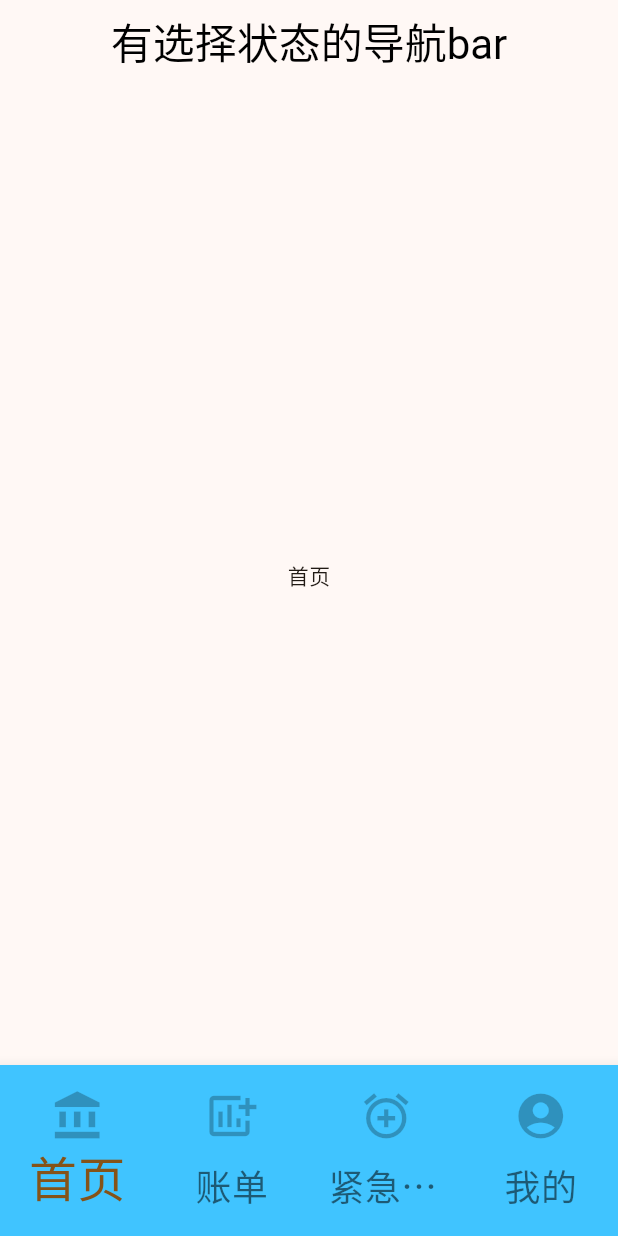
After one commit to haoyuegongzi/Flutter, a Flutter app: the HomeTab screen opened directly, on a phone screen of 412 x 824 dp. The commit adds this screen. Run offline on Flutter 3.47's test engine with Material 3 defaults, Android fonts, the phone set to English and light mode, and no system bars.

Commit message:
BottomNavigationBar

```diff
--- a/lib/scaffold/demo2BottomNavigationBar.dart
+++ b/lib/scaffold/demo2BottomNavigationBar.dart
@@ -1,5 +1,74 @@
-
+import 'package:flutter/material.dart';
 
 main() {
+  runApp(
+      const BottomNavigationWidget()
+      // const MyApp()
+      );
+}
 
+class BottomNavigationWidget extends StatelessWidget {
+  const BottomNavigationWidget({super.key});
+
+  @override
+  Widget build(BuildContext context) {
+    return MaterialApp(
+      title: "这里的Title",
+      theme: ThemeData(primarySwatch: Colors.blue),
+      home: Scaffold(
+        appBar: AppBar(
+          foregroundColor: Colors.blueGrey,
+          backgroundColor: Colors.blueGrey,
+          title: const Text(
+            "底部导航栏",
+            style: TextStyle(color: Colors.red, fontSize: 32),
+          ),
+        ),
+        body: const Text("App的body部分"),
+        bottomNavigationBar: BottomNavigationBar(
+          backgroundColor: Colors.blueGrey,
+          items: const [
+            BottomNavigationBarItem(
+                tooltip: "选运动",
+                icon: Icon(Icons.home, color: Colors.blue),
+                label: "运动",
+            ),
+            BottomNavigationBarItem(
+                tooltip: "选甲虫",
+                icon: Icon(Icons.home, color: Colors.black38),
+                label: "甲虫",
+            ),
+            BottomNavigationBarItem(
+                tooltip: "选急救",
+                icon: Icon(Icons.home, color: Colors.black38),
+                label: "急救",
+            ),
+          ],
+        ),
+      ),
+    );
+  }
 }
+
+class MyApp extends StatelessWidget {
+  const MyApp({Key? key}) : super(key: key);
+
+  @override
+  Widget build(BuildContext context) {
+    return MaterialApp(
+      title: 'Flutter Demo',
+      theme: ThemeData(primarySwatch: Colors.blue),
+      home: Scaffold(
+        appBar: AppBar(title: const Text("Flutter App")),
+        body: const Center(
+          child: Text("我是一个文本"),
+        ),
+        bottomNavigationBar: BottomNavigationBar(items: const [
+          BottomNavigationBarItem(icon: Icon(Icons.home), label: "首页"),
+          BottomNavigationBarItem(icon: Icon(Icons.category), label: "分类"),
+          BottomNavigationBarItem(icon: Icon(Icons.settings), label: "设置"),
+        ]),
+      ),
+    );
+  }
+}
--- /dev/null
+++ b/lib/scaffold/demo3BottomNavigationSelect.dart
@@ -0,0 +1,104 @@
+import 'package:flutter/material.dart';
+import 'package:learnflutterdemo/scaffold/demo3BillOrder.dart';
+import 'package:learnflutterdemo/scaffold/demo3Emergency.dart';
+import 'package:learnflutterdemo/scaffold/demo3HomePage.dart';
+import 'package:learnflutterdemo/scaffold/demo3Mine.dart';
+
+main() {
+  runApp(MaterialApp(
+    title: "有选择状态的导航bar",
+    theme: ThemeData(primarySwatch: Colors.cyan),
+    home: const HomeTab(),
+  ));
+}
+
+class HomeTab extends StatefulWidget {
+  const HomeTab({super.key});
+
+  @override
+  State<StatefulWidget> createState() {
+    return CreateHomeTab();
+  }
+}
+
+class CreateHomeTab extends State<HomeTab> {
+  // 这里设置默认选中哪一个 Item
+  int currenPosition = 0;
+  final List<Widget> widgetList = const[
+    HomePageWidget(), BillOerder(),
+    Emergency(), MinePage()
+  ];
+
+  @override
+  Widget build(BuildContext context) {
+    return Scaffold(
+      appBar: AppBar(
+        title: const Center(
+          child: Text(
+            "有选择状态的导航bar",
+            style: TextStyle(color: Colors.black, fontSize: 28),
+          ),
+        ),
+      ),
+      body: widgetList[currenPosition],
+      // index
+      // 注意：当 BottomNavigationBar 里面的 子BottomNavigationBarItem 数量超过 3个 的时候, 会出现背景色变白，文字消失的问题。
+      // 我们需要将 BottomNavigationBar的 type属性 特别设置为 BottomNavigationBarType.fixed，item才会显示正常。
+      // 但Item数量在3个及以下时，设置该属性，会运行失败。
+      // type属性默认是 BottomNavigationBarType.shifting。
+      bottomNavigationBar: BottomNavigationBar(
+        // type: BottomNavigationBarType.shifting,
+        type: BottomNavigationBarType.fixed,
+        // selectedItemColor: Colors.blue,
+        // unselectedItemColor: Colors.black26,
+        selectedLabelStyle: const TextStyle(color: Colors.blue, fontSize: 32),
+        unselectedLabelStyle: const TextStyle(color: Colors.black45, fontSize: 24),
+        selectedIconTheme: const IconThemeData(
+          color: Colors.blue
+        ),
+        unselectedIconTheme: const IconThemeData(
+          color: Colors.black26
+        ),
+        backgroundColor: Colors.lightBlueAccent,
+        iconSize: 36,
+        // 下面几行是实现 底部导航栏 实现 点击选中 效果的关键；
+        currentIndex: currenPosition,
+        onTap: (index) {
+          setState(() {
+            currenPosition = index;
+          });
+        },
+        items: const [
+          BottomNavigationBarItem(
+              icon: Icon(
+                Icons.account_balance,
+                color: Colors.black26,
+              ),
+              label: "首页",
+              backgroundColor: Colors.blueGrey),
+          BottomNavigationBarItem(
+              icon: Icon(
+                Icons.add_chart,
+                color: Colors.black26,
+              ),
+              label: "账单",
+              backgroundColor: Colors.blueGrey),
+          BottomNavigationBarItem(
+              icon: Icon(
+                Icons.add_alarm_sharp,
+                color: Colors.black26,
+              ),
+              label: "紧急事件",
+              backgroundColor: Colors.blueGrey),
+          BottomNavigationBarItem(
+              icon: Icon(
+                Icons.account_circle,
+                color: Colors.black26,
+              ),
+              label: "我的",
+              backgroundColor: Colors.blueGrey)
+        ],
+      ),
+    );
+  }
+}
--- /dev/null
+++ b/lib/scaffold/demo3HomePage.dart
@@ -0,0 +1,14 @@
+import 'package:flutter/cupertino.dart';
+
+class HomePageWidget extends StatelessWidget {
+  const HomePageWidget({super.key});
+
+  @override
+  Widget build(BuildContext context) {
+    return const Center(
+      child: Text(
+          "首页"
+      ),
+    );
+  }
+}
```
Also changed, not shown: lib/scaffold/demo3BillOrder.dart (added, +14 -0 lines), lib/scaffold/demo3Emergency.dart (added, +14 -0 lines), lib/scaffold/demo3Mine.dart (added, +14 -0 lines).
